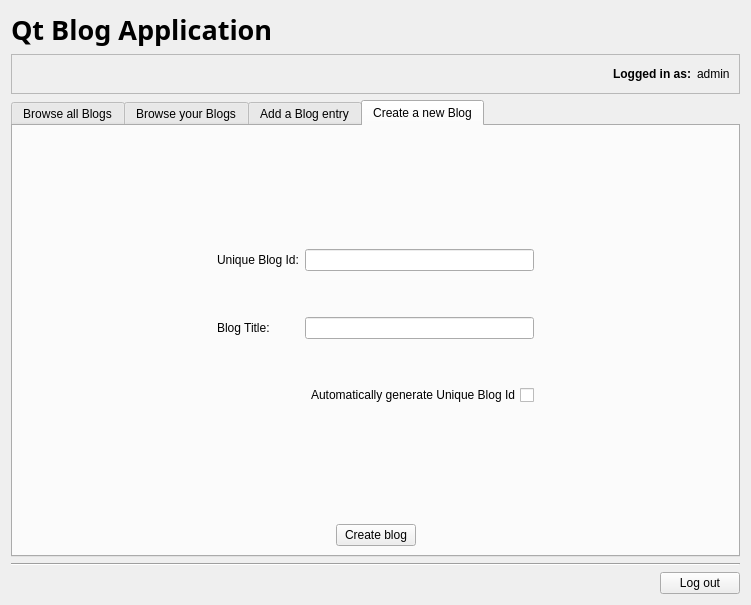
Above: maindialog.ui from Kliszek/Qt-Blog-Application before the change. Below: the same form after it.
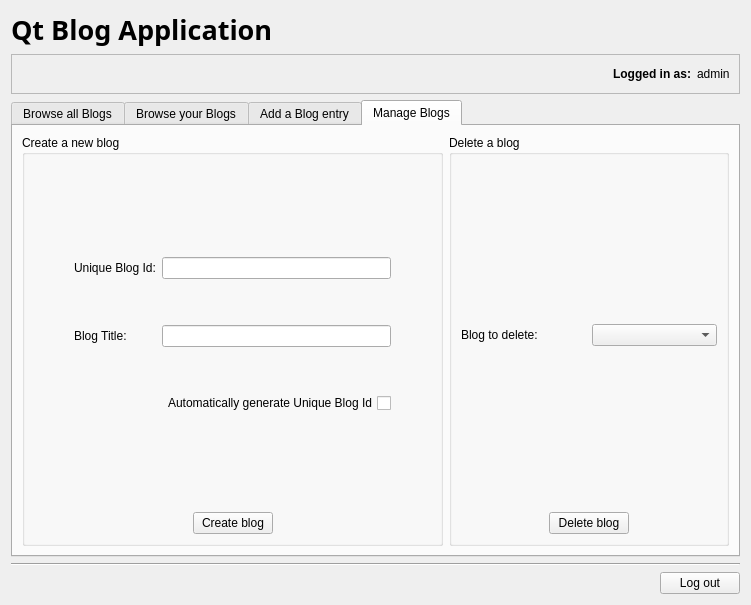
That is the form after the change. The open tabs and pages were chosen to show the change.

Commit message: Added blog deletion and fixed blog entry spacing

Patch:
```diff
--- a/maindialog.ui
+++ b/maindialog.ui
@@ -434,8 +434,20 @@
      </widget>
      <widget class="QWidget" name="boxBlogForm">
       <attribute name="title">
-       <string>Create a new Blog</string>
+       <string>Manage Blogs</string>
       </attribute>
+      <layout class="QHBoxLayout" name="horizontalLayout_8">
+       <item>
+        <widget class="QGroupBox" name="groupBox">
+         <property name="sizePolicy">
+          <sizepolicy hsizetype="Preferred" vsizetype="Preferred">
+           <horstretch>0</horstretch>
+           <verstretch>0</verstretch>
+          </sizepolicy>
+         </property>
+         <property name="title">
+          <string>Create a new blog</string>
+         </property>
       <layout class="QVBoxLayout" name="verticalLayout_3">
        <item>
         <spacer name="verticalSpacer_3">
@@ -544,7 +556,7 @@
          <property name="sizeHint" stdset="0">
           <size>
            <width>20</width>
-           <height>40</height>
+              <height>25</height>
           </size>
          </property>
         </spacer>
@@ -585,6 +597,101 @@
           </spacer>
          </item>
         </layout>
+          </item>
+         </layout>
+        </widget>
+       </item>
+       <item>
+        <widget class="QGroupBox" name="groupBox_2">
+         <property name="sizePolicy">
+          <sizepolicy hsizetype="Preferred" vsizetype="Preferred">
+           <horstretch>0</horstretch>
+           <verstretch>0</verstretch>
+          </sizepolicy>
+         </property>
+         <property name="title">
+          <string>Delete a blog</string>
+         </property>
+         <layout class="QVBoxLayout" name="verticalLayout_8">
+          <item>
+           <spacer name="verticalSpacer_6">
+            <property name="orientation">
+             <enum>Qt::Vertical</enum>
+            </property>
+            <property name="sizeHint" stdset="0">
+             <size>
+              <width>20</width>
+              <height>40</height>
+             </size>
+            </property>
+           </spacer>
+          </item>
+          <item>
+           <layout class="QHBoxLayout" name="horizontalLayout_9">
+            <item>
+             <widget class="QLabel" name="label_13">
+              <property name="text">
+               <string>Blog to delete:</string>
+              </property>
+             </widget>
+            </item>
+            <item>
+             <widget class="QComboBox" name="cmbDeleteBlog"/>
+            </item>
+           </layout>
+          </item>
+          <item>
+           <spacer name="verticalSpacer_9">
+            <property name="orientation">
+             <enum>Qt::Vertical</enum>
+            </property>
+            <property name="sizeHint" stdset="0">
+             <size>
+              <width>20</width>
+              <height>40</height>
+             </size>
+            </property>
+           </spacer>
+          </item>
+          <item>
+           <layout class="QHBoxLayout" name="horizontalLayout_7">
+            <item>
+             <spacer name="horizontalSpacer_11">
+              <property name="orientation">
+               <enum>Qt::Horizontal</enum>
+              </property>
+              <property name="sizeHint" stdset="0">
+               <size>
+                <width>40</width>
+                <height>20</height>
+               </size>
+              </property>
+             </spacer>
+            </item>
+            <item>
+             <widget class="QPushButton" name="btnDeleteBlog">
+              <property name="text">
+               <string>Delete blog</string>
+              </property>
+             </widget>
+            </item>
+            <item>
+             <spacer name="horizontalSpacer_12">
+              <property name="orientation">
+               <enum>Qt::Horizontal</enum>
+              </property>
+              <property name="sizeHint" stdset="0">
+               <size>
+                <width>40</width>
+                <height>20</height>
+               </size>
+              </property>
+             </spacer>
+            </item>
+           </layout>
+          </item>
+         </layout>
+        </widget>
        </item>
       </layout>
      </widget>
```
Left out of the diff: 2 changed lines with no effect on the pictures. Lines whose indentation alone changed are shown as unchanged. The commit also changes 4 other files.
